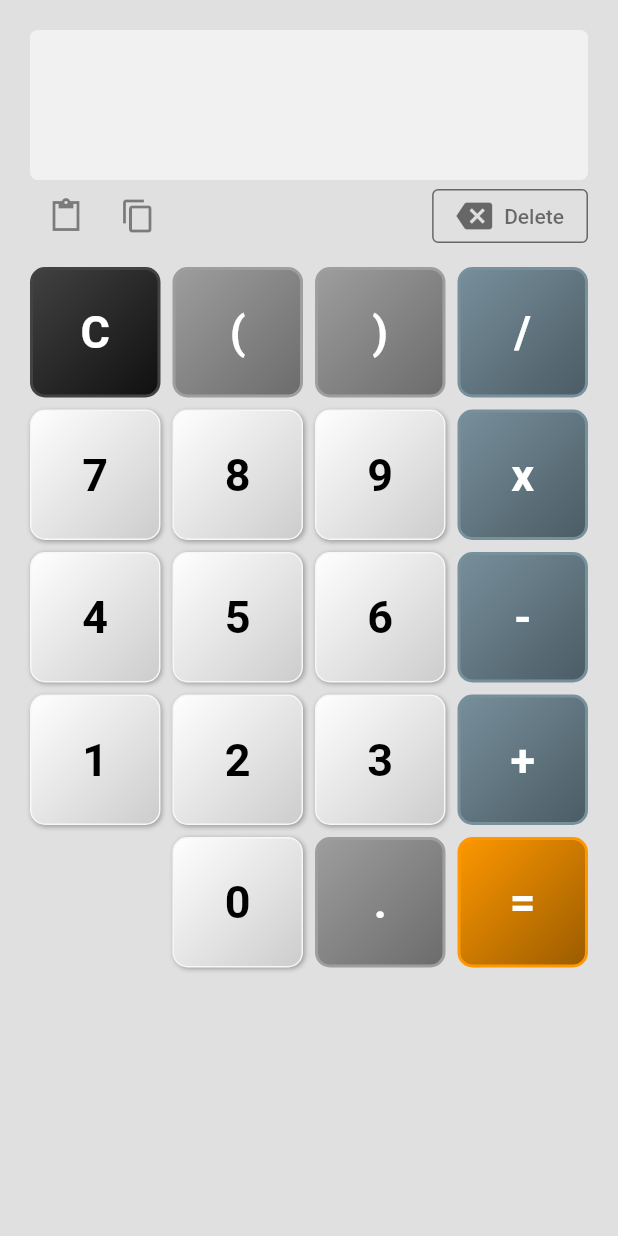
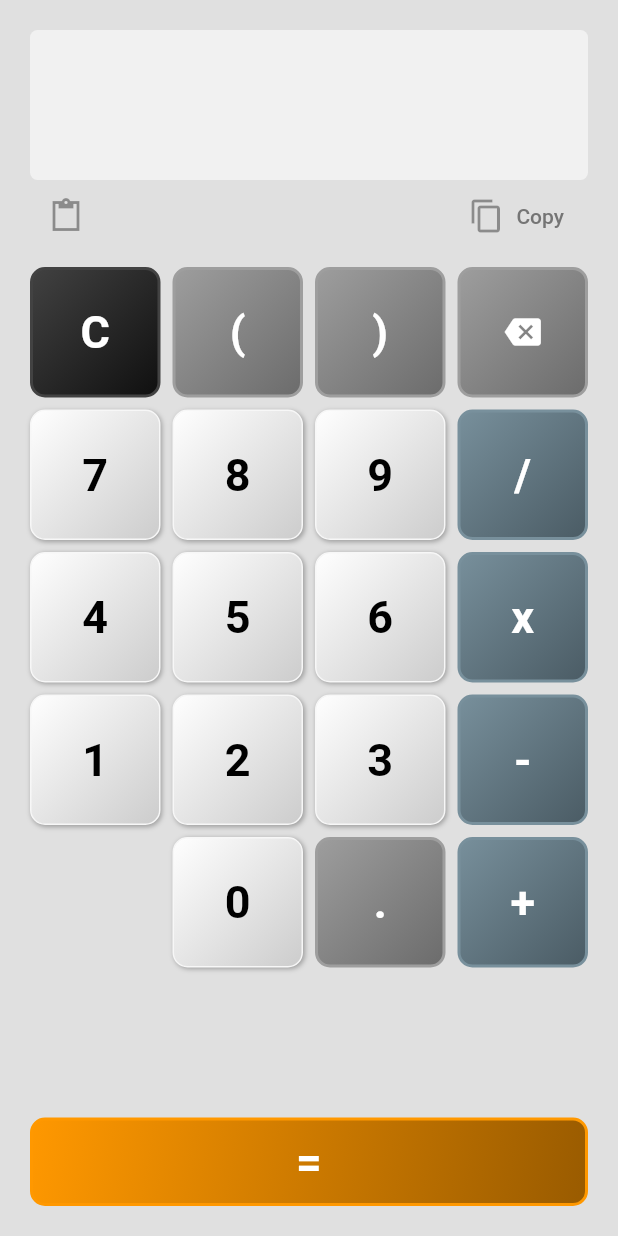
Before and after one commit to enchance/simplecalc, a Flutter app: the screen it shows after launch, on a phone screen of 412 x 824 dp. Run offline on Flutter 3.47's test engine with Material 2 defaults, Android fonts, the phone set to English and light mode, and no system bars; our stand-ins replace math_expressions.

Commit message:
wip: thicker equals button

```diff
--- a/lib/screens/calculator_screen.dart
+++ b/lib/screens/calculator_screen.dart
@@ -19,11 +19,11 @@ class CalculatorScreen extends StatefulWidget {
 
 class _CalculatorScreenState extends State<CalculatorScreen> {
   final List<String> _buttons = [
-    'C', '(', ')', '/',
-    '7', '8', '9', 'x',
-    '4', '5', '6', '-',
-    '1', '2', '3', '+',
-    'none', '0', '.', '=',
+    'C', '(', ')', 'del',
+    '7', '8', '9', '/',
+    '4', '5', '6', 'x',
+    '1', '2', '3', '-',
+    'none', '0', '.', '+',
   ];
 
   void _copy(BuildContext context, String data) async {
@@ -68,6 +68,7 @@ class _CalculatorScreenState extends State<CalculatorScreen> {
             : double.infinity,
           padding: const EdgeInsets.all(20),
           child: Column(
+            // mainAxisAlignment: MainAxisAlignment.start,
             children: [
               Container(
                 constraints: const BoxConstraints(
@@ -87,40 +88,39 @@ class _CalculatorScreenState extends State<CalculatorScreen> {
               Row(
                 mainAxisAlignment: MainAxisAlignment.spaceBetween,
                 children: [
-                  Row(
-                    children: [
                   IconButton(
                       onPressed: () => _paste(calc),
                       icon: const Icon(
                         Icons.paste_sharp,
-                            color: Colors.black45,
+                        color: Colors.black38,
                       )
                   ),
-                      IconButton(
+                  ElevatedButton.icon(
+                    icon: const Icon(Icons.copy, color: Colors.black38),
+                    label: Text('Copy'),
                     onPressed: () => _copy(context, calc.equation),
-                          icon: const Icon(
-                            Icons.copy,
-                            color: Colors.black45,
-                          )
-                      ),
-                    ],
-                  ),
-                  OutlinedButton.icon(
-                    onPressed: () => calc.pop(),
-                    icon: const Icon(
-                      Icons.backspace,
-                      color: Colors.black54,
-                    ),
-                    label: const Text('Delete', style: TextStyle(
-                        color: Colors.black54)),
-                    style: OutlinedButton.styleFrom(
-                      side: const BorderSide(color: Colors.black54, width: 1)
+                    style: ElevatedButton.styleFrom(
+                      backgroundColor: Colors.transparent,
+                      foregroundColor: Colors.grey[600],
+                      elevation: 0,
                     ),
                   ),
+                  // OutlinedButton.icon(
+                  //   onPressed: () => calc.pop(),
+                  //   icon: const Icon(
+                  //     Icons.backspace,
+                  //     color: Colors.black54,
+                  //   ),
+                  //   label: const Text('Delete', style: TextStyle(
+                  //       color: Colors.black54)),
+                  //   style: OutlinedButton.styleFrom(
+                  //
+                  //   ),
+                  // ),
                 ],
               ),
               const SizedBox(height: 10),
-              Expanded(
+              Flexible(
                 child: GridView.builder(
                   itemCount: _buttons.length,
                   itemBuilder: (_, idx) => CalcButton(value: _buttons[idx]),
@@ -131,6 +131,10 @@ class _CalculatorScreenState extends State<CalculatorScreen> {
                   ),
                 ),
               ),
+              Container(
+                // padding: EdgeInsets.symmetric(vertical: 20),
+                child: CalcButton(value: '=')
+              )
             ],
           ),
         ),
--- a/lib/widgets/calculator_widgets.dart
+++ b/lib/widgets/calculator_widgets.dart
@@ -32,6 +32,14 @@ class CalcButton extends StatelessWidget {
       return GestureDetector(
           onTap: () => calc.equation == '' ? null : calc.append(value),
           child: CalcContent(color: Colors.blueGrey.shade400, value: value));
+    } else if(value == 'del') {
+        return GestureDetector(
+          onTap: () => calc.pop(),
+          child: CalcContent(
+            color: Colors.grey,
+              value: Icon(Icons.backspace, color: Colors.white,)
+          )
+        );
     } else if (value == '=') {
       return GestureDetector(
           onTap: () => calc.equation == '' ? null : calc.compute(),
@@ -89,6 +97,8 @@ class CalcContent extends StatelessWidget {
               ]
             : []
       ),
+      child: Container(
+        padding: const EdgeInsets.all(10),
         child: Center(
           child: value is String
             ? Text(value, style: TextStyle(
@@ -97,6 +107,7 @@ class CalcContent extends StatelessWidget {
                 ))
             : value,
         ),
+      ),
     );
   }
 }
--- a/pubspec.yaml
+++ b/pubspec.yaml
@@ -35,6 +35,7 @@ dependencies:
   provider: ^6.0.3
   math_expressions: ^2.3.1
   intl: ^0.17.0
+  flutter_native_splash: ^2.2.9
 
 dev_dependencies:
   flutter_test:
@@ -78,9 +79,6 @@ flutter:
     - family: Nineteen97
       fonts:
         - asset: assets/fonts/NineteenNinetySeven-11XB.ttf
-#    - family: Digital7
-#      fonts:
-#        - asset: assets/fonts/Digital7-1e1Z.ttf
 
   # For details regarding fonts from package dependencies,
   # see https://flutter.dev/custom-fonts/#from-packages
```
Lines whose indentation alone changed are shown as unchanged.
